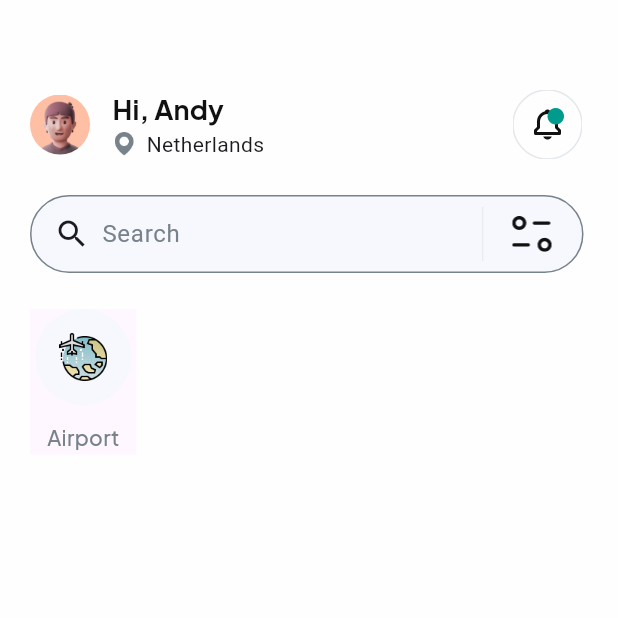
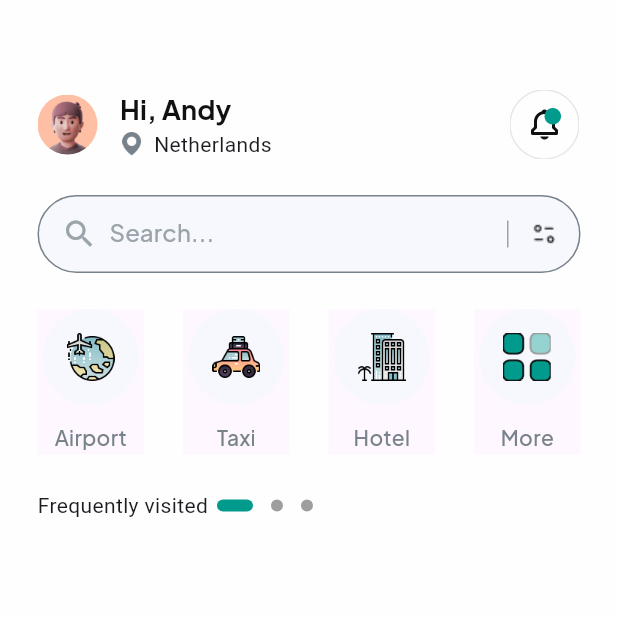
Before and after one commit to JAM5BOCsAdi/vacation, a Flutter app: the HomeScreen screen opened by its route, on a phone screen of 412 x 824 dp, the top half of it. Run offline on Flutter 3.47's test engine with Material 2 defaults, Android fonts, the phone set to English and light mode, and no system bars; drawn by our look-alikes of dots_indicator; our stand-ins replace flutter_hooks, google_fonts.

```diff
--- a/lib/constants/const_colors.dart
+++ b/lib/constants/const_colors.dart
@@ -10,6 +10,7 @@ const Color kGreyColor = Color(0xff78828a);
 const Color kWhiteColor = Color(0xffffffff);
 const Color kBlackColor = Color(0xff111111);
 const Color kBlueColor = Color(0xff7c73c3);
+const Color kSearchColor = Color(0xff9ca4ab);
 // Home Screen:
 
 // Vacation Details Screen:
--- a/lib/constants/const_images.dart
+++ b/lib/constants/const_images.dart
@@ -7,3 +7,6 @@ const String kMapImg = 'assets/images/bxs-map-1-1.png';
 const String kBellImg = 'assets/images/action.png';
 const String kFilterImg = 'assets/images/filter.png';
 const String kAirportImg = 'assets/images/flight-1.png';
+const String kTaxiImg = 'assets/images/car-1.png';
+const String kHotelImg = 'assets/images/hotel-1.png';
+const String kMoreImg = 'assets/images/category.png';
--- a/lib/constants/const_texts.dart
+++ b/lib/constants/const_texts.dart
@@ -7,7 +7,7 @@ const String kOnBoardingRegister = 'Register';
 
 // Home Screen:
 const String kSeeAll = 'See All';
-const String kSearch = 'Search';
+const String kSearch = 'Search...';
 const String kAirport = 'Airport';
 const String kTaxi = 'Taxi';
 const String kHotel = 'Hotel';
--- a/lib/main.dart
+++ b/lib/main.dart
@@ -3,10 +3,16 @@ import 'package:flutter/services.dart';
 import 'package:vacation/screens/app.dart';
 
 void main() {
+  WidgetsFlutterBinding.ensureInitialized();
   SystemChrome.setSystemUIOverlayStyle(const SystemUiOverlayStyle(
     statusBarColor: Colors.transparent,
     statusBarIconBrightness: Brightness.dark,
   ));
-
+  //  SystemChrome.setPreferredOrientations(
+  //   [
+  //     DeviceOrientation.portraitUp,
+  //     // DeviceOrientation.portraitDown,
+  //   ],
+  // );
   runApp(const App());
 }
--- a/lib/screens/app.dart
+++ b/lib/screens/app.dart
@@ -18,7 +18,7 @@ class App extends StatelessWidget {
         useMaterial3: true,
       ),
       home: const OnBoardingScreen(),
-      initialRoute: kHomeScreen,
+      initialRoute: kOnBoardingScreen,
       routes: {
         kOnBoardingScreen: (context) => const OnBoardingScreen(),
         kHomeScreen: (context) => const HomeScreen(),
--- a/lib/screens/home_screen/components/custom_search_bar.dart
+++ b/lib/screens/home_screen/components/custom_search_bar.dart
@@ -1,27 +1,54 @@
 import 'package:flutter/material.dart';
+import 'package:flutter_hooks/flutter_hooks.dart';
+import 'package:google_fonts/google_fonts.dart';
 
 import '../../../constants/const_colors.dart';
 import '../../../constants/const_images.dart';
 import '../../../constants/const_texts.dart';
 
-class CustomSearchBar extends StatelessWidget {
+class CustomSearchBar extends HookWidget {
   const CustomSearchBar({Key? key}) : super(key: key);
 
   @override
   Widget build(BuildContext context) {
+    final _controller = useTextEditingController();
     return SizedBox(
       height: 52,
       width: double.maxFinite,
       child: SearchBar(
+        controller: _controller,
+        padding: MaterialStateProperty.all(const EdgeInsets.fromLTRB(0, 0, 0, 0)),
         leading: const Padding(
-          padding: EdgeInsets.fromLTRB(8, 0, 0, 0),
-          child: Icon(Icons.search),
+          padding: EdgeInsets.fromLTRB(16, 0, 8, 0),
+          child: Icon(Icons.search, color: kSearchColor),
         ),
         trailing: [
-          IconButton(onPressed: () {}, icon: Image.asset(kFilterImg)),
+          Padding(
+            padding: const EdgeInsets.fromLTRB(8, 0, 0, 0),
+            child: Container(
+              height: 18,
+              width: 1,
+              color: kSearchColor,
+            ),
+          ),
+          Padding(
+            padding: const EdgeInsets.fromLTRB(0, 0, 0, 0),
+            child: IconButton(
+              padding: EdgeInsets.zero,
+              onPressed: () {},
+              icon: Image.asset(kFilterImg),
+            ),
+          ),
         ],
         hintText: kSearch,
-        hintStyle: MaterialStateProperty.all(const TextStyle(color: kGreyColor)),
+        hintStyle: MaterialStateProperty.all(TextStyle(
+          color: kSearchColor,
+          fontSize: 16,
+          fontWeight: FontWeight.w500,
+          height: 0.09,
+          letterSpacing: 0.08,
+          fontFamily: GoogleFonts.plusJakartaSans().fontFamily,
+        )),
         backgroundColor: MaterialStateProperty.all(kDarkerWhite2),
         elevation: MaterialStateProperty.all(0),
         side: MaterialStateProperty.all(const BorderSide(color: kGreyColor)),
--- a/lib/screens/home_screen/home_screen.dart
+++ b/lib/screens/home_screen/home_screen.dart
@@ -6,6 +6,7 @@ import 'package:vacation/screens/home_screen/components/profile_bar.dart';
 import 'package:vacation/widgets/base_stateless_widget.dart';
 
 import '../../constants/const_images.dart';
+import '../../widgets/sections_title_widget.dart';
 import 'components/custom_search_bar.dart';
 
 class HomeScreen extends StatelessWidget {
@@ -18,9 +19,9 @@ class HomeScreen extends StatelessWidget {
       child: const BaseStatelessWidget(
         color: kDarkerWhite1,
         padding: EdgeInsets.only(
-          left: 20,
+          left: 25,
           top: 60,
-          right: 23,
+          right: 25,
           bottom: 21,
         ),
         child: Column(
@@ -34,10 +35,16 @@ class HomeScreen extends StatelessWidget {
             CustomSearchBar(),
             SizedBox(height: 24),
             Row(
+              mainAxisAlignment: MainAxisAlignment.spaceBetween,
               children: [
                 FilterButton(text: kAirport, image: kAirportImg),
+                FilterButton(text: kTaxi, image: kTaxiImg),
+                FilterButton(text: kHotel, image: kHotelImg),
+                FilterButton(text: kMore, image: kMoreImg),
               ],
             ),
+            SizedBox(height: 24),
+            SectionsTitleWidget(title: 'Frequently visited', dotsIndicator: true, dotsCount: 3),
           ],
         ),
       ),
--- a/lib/widgets/sections_title_widget.dart
+++ b/lib/widgets/sections_title_widget.dart
@@ -8,15 +8,15 @@ import 'package:vacation/constants/const_texts.dart';
 class SectionsTitleWidget extends StatelessWidget {
   final String title;
   final bool dotsIndicator;
-  final int? dotsCount;
-  final int? currentIndexPosition;
+  final int dotsCount;
+  final int currentIndexPosition;
   final String? seeAllRoute;
 
   const SectionsTitleWidget({
     required this.title,
     this.dotsIndicator = false,
-    this.dotsCount,
-    this.currentIndexPosition,
+    this.dotsCount = 0,
+    this.currentIndexPosition = 0,
     this.seeAllRoute,
     Key? key,
   }) : super(key: key);
@@ -28,8 +28,8 @@ class SectionsTitleWidget extends StatelessWidget {
         Text(title),
         dotsIndicator
             ? DotsIndicator(
-                dotsCount: dotsCount!,
-                position: currentIndexPosition!,
+                dotsCount: dotsCount,
+                position: currentIndexPosition,
                 decorator: DotsDecorator(
                   size: const Size(8, 8),
                   activeColor: kGreenColor,
--- a/pubspec.yaml
+++ b/pubspec.yaml
@@ -36,6 +36,7 @@ dependencies:
   cupertino_icons: ^1.0.2
   google_fonts: ^6.1.0
   dots_indicator: ^3.0.0
+  flutter_hooks: ^0.20.1
 
 dev_dependencies:
   flutter_test:
```
Also changed, not shown: assets/images/filter.png, pubspec.lock, 2 other files.
